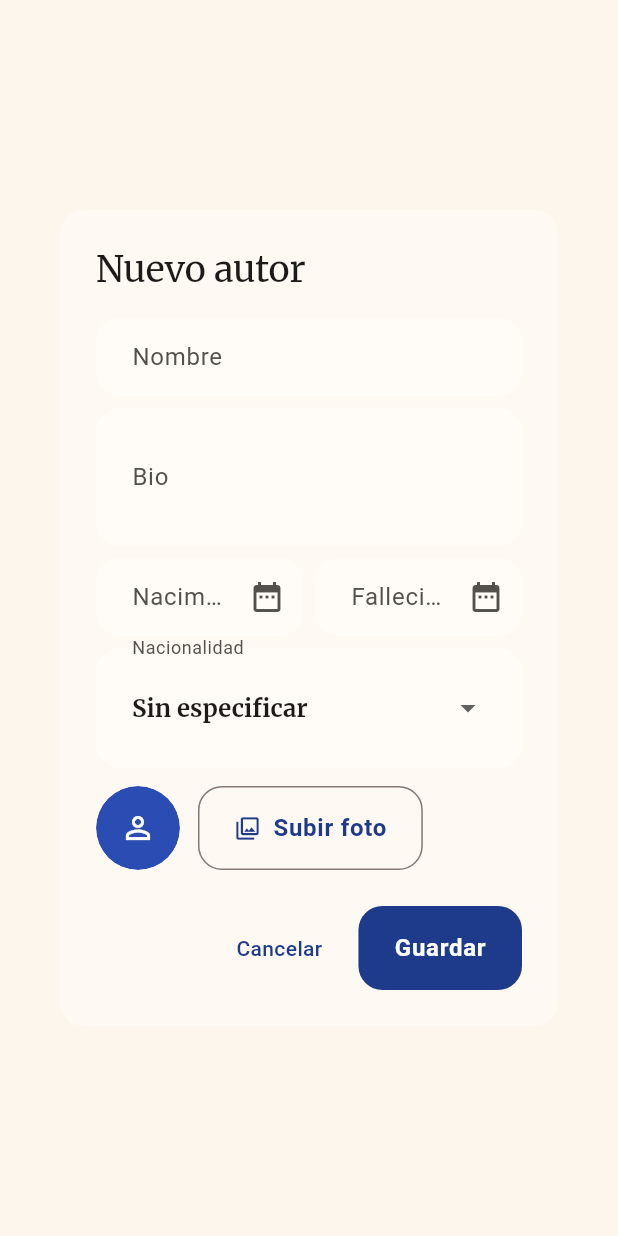
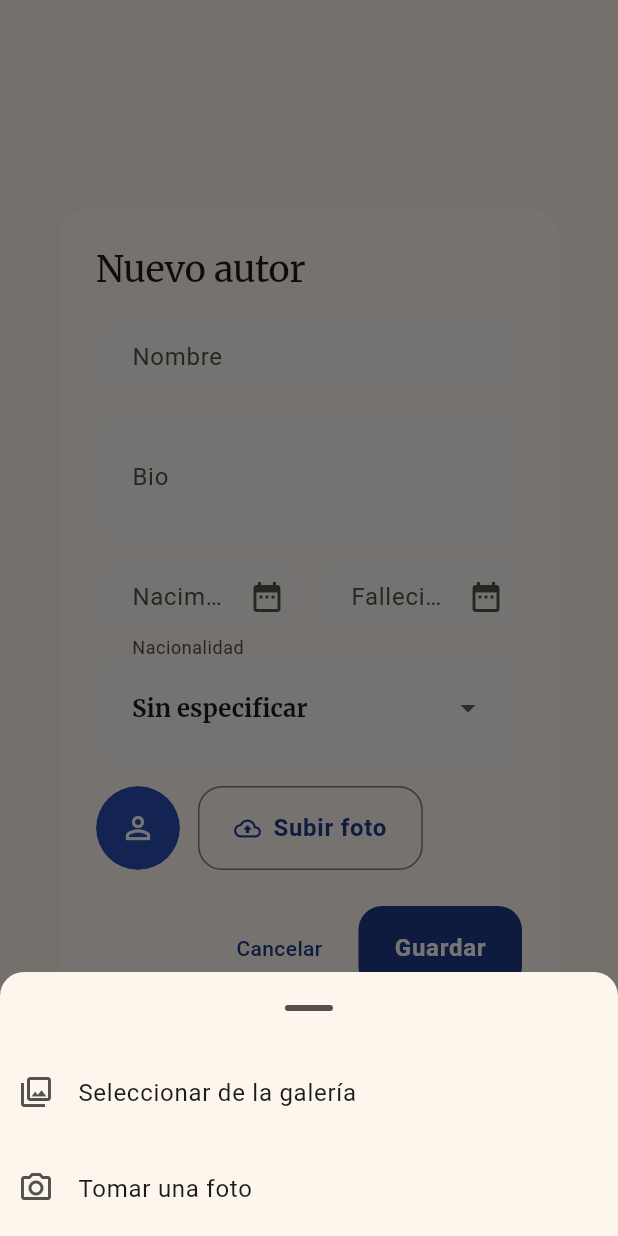
Before and after one commit to joseluiszamora/punto-lector, a Flutter app: the _AuthorDialog widget shown alone on an empty page, opened directly, after a tap on "Subir foto", on a phone screen of 412 x 824 dp. Run offline on Flutter 3.47's test engine with Material 3 defaults, Android fonts, the light colour scheme and no system bars; our stand-ins replace bloc, equatable, flutter_bloc, flutter_dotenv, google_fonts, image_cropper and 2 more; missing offline and left inert: mapbox_maps_flutter; accounts and stored records are empty; network calls fail.

Commit message:
subir foto desde camara

```diff
--- a/lib/features/admin/presentation/authors/authors_admin_list_page.dart
+++ b/lib/features/admin/presentation/authors/authors_admin_list_page.dart
@@ -420,11 +420,40 @@ class _AuthorDialogState extends State<_AuthorDialog> {
     return List.generate(len, (_) => chars[r.nextInt(chars.length)]).join();
   }
 
-  Future<void> _pickAndUpload() async {
+  // Nuevo: elegir origen (galería o cámara) y luego subir
+  Future<void> _chooseSourceAndUpload() async {
+    if (_uploading) return;
+    final source = await showModalBottomSheet<ImageSource>(
+      context: context,
+      builder:
+          (ctx) => SafeArea(
+            child: Wrap(
+              children: [
+                ListTile(
+                  leading: const Icon(Icons.photo_library_outlined),
+                  title: const Text('Seleccionar de la galería'),
+                  onTap: () => Navigator.pop(ctx, ImageSource.gallery),
+                ),
+                ListTile(
+                  leading: const Icon(Icons.photo_camera_outlined),
+                  title: const Text('Tomar una foto'),
+                  onTap: () => Navigator.pop(ctx, ImageSource.camera),
+                ),
+              ],
+            ),
+          ),
+    );
+    if (source != null && mounted) {
+      await _pickAndUploadFrom(source);
+    }
+  }
+
+  // Reemplaza al anterior _pickAndUpload, parametrizado por origen
+  Future<void> _pickAndUploadFrom(ImageSource source) async {
     try {
       final picker = ImagePicker();
       final picked = await picker.pickImage(
-        source: ImageSource.gallery,
+        source: source,
         imageQuality: 85,
         maxWidth: 2000,
       );
@@ -651,8 +680,17 @@ class _AuthorDialogState extends State<_AuthorDialog> {
                       crossAxisAlignment: CrossAxisAlignment.start,
                       children: [
                         OutlinedButton.icon(
-                          onPressed: _uploading ? null : _pickAndUpload,
-                          icon: const Icon(Icons.photo_library_outlined),
+                          onPressed: _uploading ? null : _chooseSourceAndUpload,
+                          icon:
+                              _uploading
+                                  ? const SizedBox(
+                                    width: 16,
+                                    height: 16,
+                                    child: CircularProgressIndicator(
+                                      strokeWidth: 2,
+                                    ),
+                                  )
+                                  : const Icon(Icons.cloud_upload_outlined),
                           label: Text(
                             _uploading ? 'Subiendo...' : 'Subir foto',
                           ),
```
Also changed, not shown: lib/features/admin/presentation/books/books_admin_list_page.dart (+32 -3 lines), lib/features/books/presentation/new_book_page.dart (+32 -3 lines).
